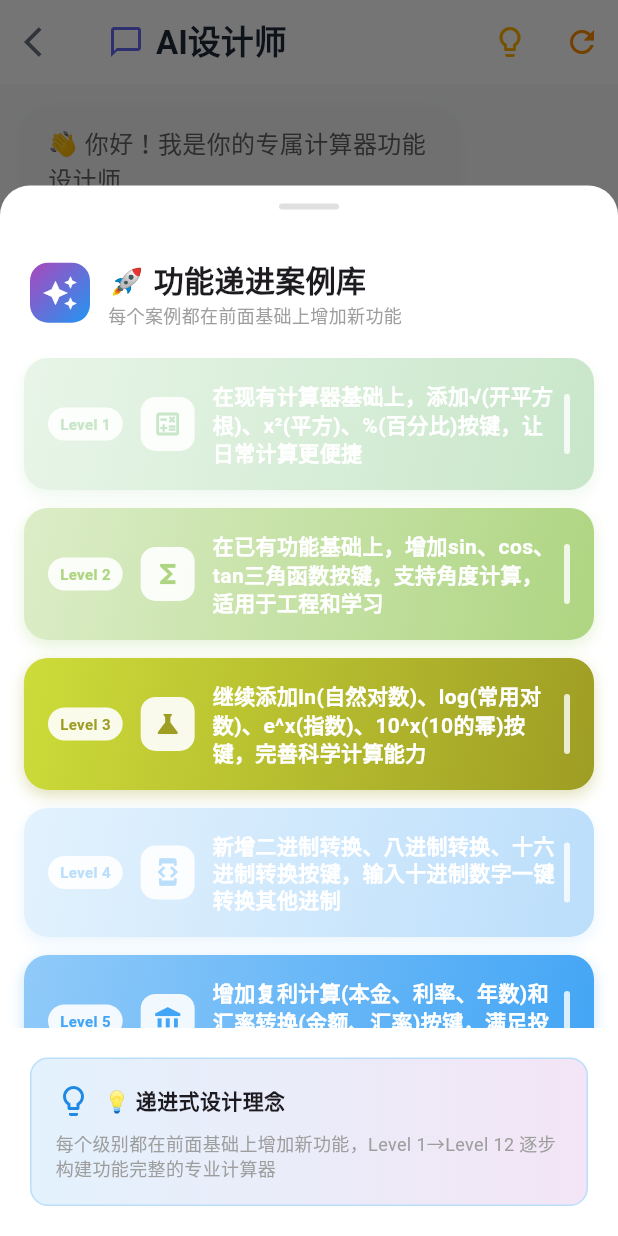
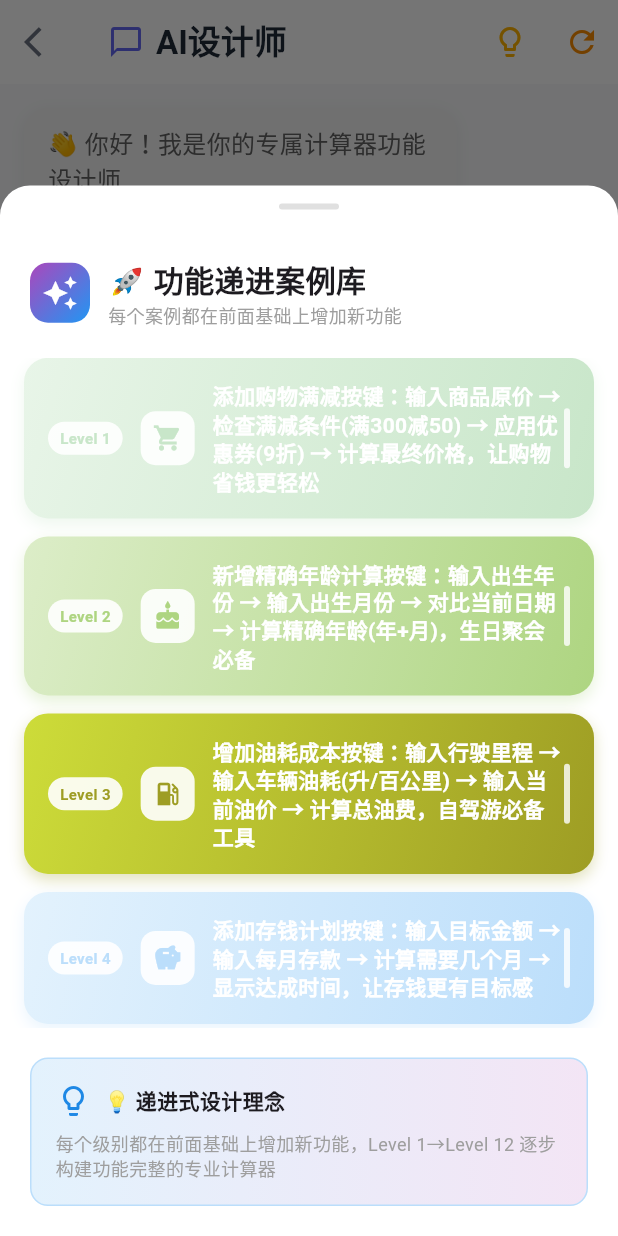
Before and after one commit to visionwise-nick/Queee-Calculator, a Flutter app: the AICustomizeScreen screen opened directly, after a tap on the "lightbulb outline" icon, on a phone screen of 412 x 824 dp. Run offline on Flutter 3.47's test engine with Material 3 defaults, Android fonts, the phone set to English and light mode, and no system bars; our stand-ins replace math_expressions, shared_preferences; accounts and stored records are empty; Roboto replaces fonts that are missing (SF Pro Display).

Commit message:
🔧【版本00094三大优化】1)修复房贷计算功能(利率3.5%/30年固定)，2)去掉多参数预览功能，3)案例库重构：新增5个有趣多步骤按键案例(购物满减/年龄计算/油耗成本/存钱目标/工资时薪)，删除复杂难处理案例(进制转换/复杂统计/复利计算)，提升用户体验

```diff
--- a/lib/core/calculator_engine.dart
+++ b/lib/core/calculator_engine.dart
@@ -690,9 +690,9 @@ class CalculatorEngine {
       // 根据功能类型执行相应的计算
       switch (functionType.toLowerCase()) {
         case 'mortgage_calculator':
-          // 房贷计算：从parameters中获取利率和年限
-          double annualRate = parameters?['annualRate']?.toDouble() ?? 3.5; // 年利率%
-          int years = parameters?['years']?.toInt() ?? 30; // 贷款年限
+          // 房贷计算：固定利率3.5%，30年
+          double annualRate = 3.5; // 年利率%
+          int years = 30; // 贷款年限
           double loanAmount = inputValue; // 贷款金额
 
           double monthlyRate = annualRate / 100 / 12; // 月利率
@@ -704,7 +704,7 @@ class CalculatorEngine {
               (math.pow(1 + monthlyRate, totalMonths) - 1);
 
           result = monthlyPayment;
-          description = '房贷计算：¥$loanAmount，利率${annualRate}%，${years}年，月供';
+          description = '房贷计算：¥${loanAmount.toStringAsFixed(0)}，利率${annualRate}%，${years}年，月供';
           break;
 
         case 'compound_calculator':
--- a/lib/screens/ai_customize_screen.dart
+++ b/lib/screens/ai_customize_screen.dart
@@ -324,41 +324,41 @@ class _AICustomizeScreenState extends State<AICustomizeScreen>
 
   void _showQuickReplies() {
     final quickReplies = [
-      // 🔢 Level 1：基础数学增强 - 在标准计算器基础上增加平方根和百分比
-      '在现有计算器基础上，添加√(开平方根)、x²(平方)、%(百分比)按键，让日常计算更便捷',
+      // 🛒 Level 1：购物满减神器 - 多步骤优惠计算
+      '添加购物满减按键：输入商品原价 → 检查满减条件(满300减50) → 应用优惠券(9折) → 计算最终价格，让购物省钱更轻松',
 
-      // 🔬 Level 2：三角函数扩展 - 继续增加科学计算功能
-      '在已有功能基础上，增加sin、cos、tan三角函数按键，支持角度计算，适用于工程和学习',
+      // 🎂 Level 2：年龄精算器 - 多步骤年龄计算
+      '新增精确年龄计算按键：输入出生年份 → 输入出生月份 → 对比当前日期 → 计算精确年龄(年+月)，生日聚会必备',
 
-      // 📐 Level 3：对数指数增强 - 进一步扩展科学计算
-      '继续添加ln(自然对数)、log(常用对数)、e^x(指数)、10^x(10的幂)按键，完善科学计算能力',
+      // ⛽ Level 3：油耗成本计算 - 出行费用神器
+      '增加油耗成本按键：输入行驶里程 → 输入车辆油耗(升/百公里) → 输入当前油价 → 计算总油费，自驾游必备工具',
 
-      // 🔄 Level 4：进制转换功能 - 添加程序员常用功能
-      '新增二进制转换、八进制转换、十六进制转换按键，输入十进制数字一键转换其他进制',
+      // 💰 Level 4：存钱目标达成 - 理财规划助手
+      '添加存钱计划按键：输入目标金额 → 输入每月存款 → 计算需要几个月 → 显示达成时间，让存钱更有目标感',
 
-      // 💰 Level 5：金融计算入门 - 添加基本金融功能
-      '增加复利计算(本金、利率、年数)和汇率转换(金额、汇率)按键，满足投资理财基本需求',
+      // ⏰ Level 5：工资时薪计算 - 职场实用工具
+      '新增时薪计算按键：输入月薪 → 输入工作天数 → 输入每天工作小时 → 计算实际时薪，了解时间价值',
 
-      // 🏠 Level 6：房贷专业计算 - 专业金融计算扩展
+      // 🔢 Level 6：基础数学增强
+      '在现有功能基础上，添加√(开平方根)、x²(平方)、%(百分比)按键，让日常计算更便捷',
+
+      // 🏠 Level 7：房贷专业计算
       '添加一个计算房贷的功能，利率3.5%，贷款30年，输入贷款金额，一键计算每月等额本息还款额',
 
-      // 📊 Level 7：统计分析功能 - 数据处理能力
-      '新增平均值、标准差、方差、最大值、最小值按键，支持多数字输入进行统计分析',
-
-      // 🔀 Level 8：组合排列数学 - 高级数学功能
-      '添加组合C(n,r)、排列P(n,r)、阶乘n!按键，解决概率统计和数学问题',
-
-      // 🏥 Level 9：生活实用工具 - 日常应用扩展
+      // 🏥 Level 8：生活实用工具
       '增加BMI计算(身高、体重)、小费计算(账单、小费率)、折扣计算(原价、折扣率)按键',
 
-      // 🌡️ Level 10：单位转换大全 - 全方位转换功能
+      // 🌡️ Level 9：单位转换实用版
       '添加温度转换(摄氏度↔华氏度)、长度转换(厘米↔英寸)、重量转换(公斤↔磅)按键',
 
-      // 🎯 Level 11：专业定制工具 - 行业专用功能
-      '新增燃油效率(里程、油价)、学生成绩(各科分数平均)、餐厅AA(总额、人数)专用按键',
+      // 📊 Level 10：简单统计功能
+      '新增平均值、最大值、最小值按键，支持多数字输入进行基础统计分析',
 
-      // 🚀 Level 12：全功能计算器 - 终极完整版
-      '集成所有功能，包含基础运算+科学计算+金融工具+统计分析+单位转换+生活实用，打造专业计算平台',
+      // 🎯 Level 11：餐厅AA神器
+      '新增餐厅AA按键：输入总金额 → 输入用餐人数 → 自动计算每人应付金额，聚餐必备',
+
+      // 🚀 Level 12：全功能生活计算器
+      '集成所有实用功能，包含购物计算+年龄计算+油耗计算+存钱规划+工资分析+房贷计算+生活工具，打造全能生活助手',
     ];
 
     showModalBottomSheet(
@@ -451,25 +451,25 @@ class _AICustomizeScreenState extends State<AICustomizeScreen>
 
                   // 递进式图标设计
                   final progressIcons = [
-                    // Level 1-3: 基础功能图标
-                    Icons.calculate_outlined,        // 基础增强
-                    Icons.functions,                 // 三角函数
-                    Icons.science,                   // 对数指数
+                    // Level 1-5: 有趣生活场景图标
+                    Icons.shopping_cart,             // 购物满减
+                    Icons.cake,                      // 年龄计算
+                    Icons.local_gas_station,        // 油耗成本
+                    Icons.savings,                   // 存钱目标
+                    Icons.access_time,               // 工资时薪
 
-                    // Level 4-6: 专业功能图标
-                    Icons.developer_mode,            // 进制转换
-                    Icons.account_balance,           // 基础金融
-                    Icons.home_work,                 // 房贷专业
-
-                    // Level 7-9: 高级功能图标
-                    Icons.analytics,                 // 统计分析
-                    Icons.scatter_plot,              // 组合排列
+                    // Level 6-8: 基础功能图标
+                    Icons.calculate_outlined,        // 基础数学
+                    Icons.home_work,                 // 房贷计算
                     Icons.healing,                   // 生活实用
 
-                    // Level 10-12: 终极功能图标
+                    // Level 9-11: 转换和统计图标
                     Icons.swap_horiz,                // 单位转换
-                    Icons.precision_manufacturing,   // 专业工具
-                    Icons.rocket_launch,             // 全功能超级
+                    Icons.analytics,                 // 简单统计
+                    Icons.restaurant,                // 餐厅AA
+
+                    // Level 12: 终极功能图标
+                    Icons.rocket_launch,             // 全功能生活助手
                   ];
 
                   final icon = progressIcons[index % progressIcons.length];
```
Also changed, not shown: lib/widgets/calculator_display.dart (+1 -31 lines).
